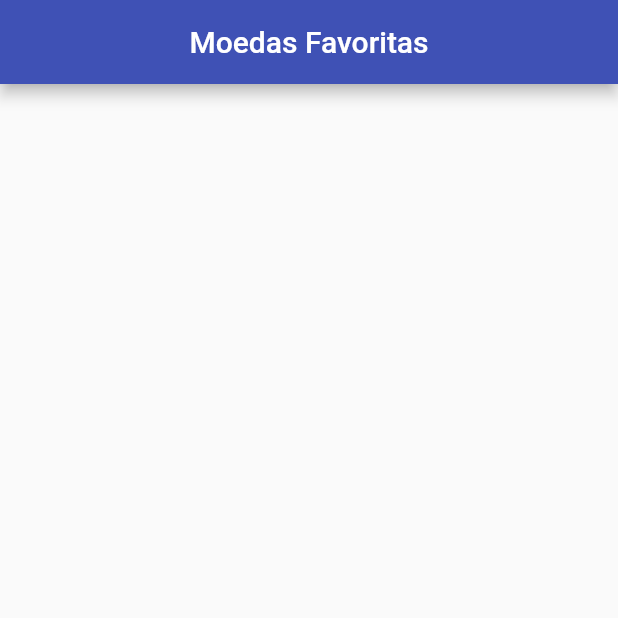
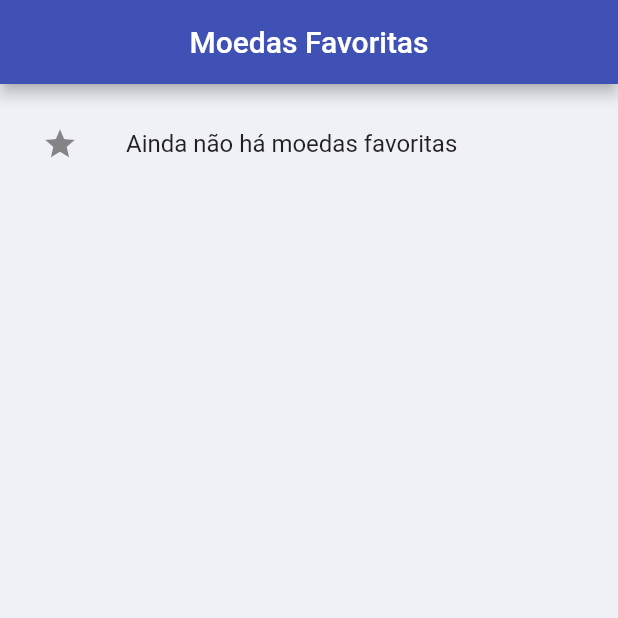
Before and after one commit to EduardoMoreira26/Flutter_Cripto-App, a Flutter app: the FavoritesPage screen opened directly, on a phone screen of 412 x 824 dp, the top half of it. Run offline on Flutter 3.47's test engine with Material 2 defaults, Android fonts, the phone set to English and light mode, and no system bars; missing offline and left inert: dart:js.

```diff
--- a/lib/pages/coins_page.dart
+++ b/lib/pages/coins_page.dart
@@ -96,7 +96,7 @@ class _MoedasPageState extends State<MoedasPage> {
                   ),
                 ),
                 if(favoritesRepository.list.contains(table[coin]))
-                  Icon(Icons.circle, color: Colors.amber, size: 8),
+                  Icon(Icons.star, color: Colors.amber, size: 12),
 
               ],
             ),
--- a/lib/pages/favorite_page.dart
+++ b/lib/pages/favorite_page.dart
@@ -1,4 +1,7 @@
+import 'package:cripto/components/coin_card.dart';
+import 'package:cripto/repositories/favorites_repository.dart';
 import 'package:flutter/material.dart';
+import 'package:provider/provider.dart';
 
 class FavoritesPage extends StatefulWidget {
   FavoritesPage({Key key}) : super(key: key);
@@ -14,6 +17,26 @@ class _FavoritesPageState extends State<FavoritesPage> {
       appBar: AppBar(
         title: Center(child: Text('Moedas Favoritas')),
       ),
+      body: Container(
+        color: Colors.indigo.withOpacity(0.05),
+        height: MediaQuery.of(context).size.height,
+        padding: EdgeInsets.all(12),
+        child: Consumer<FavoritesRepository>(
+          builder: (context, favorites, child) {
+            return favorites.list.isEmpty
+                ? ListTile(
+                    leading: Icon(Icons.star),
+                    title: Text('Ainda não há moedas favoritas'),
+                  )
+                : ListView.builder(
+                    itemCount: favorites.list.length,
+                    itemBuilder: (_, index) {
+                      return CoinCard(coin: favorites.list[index]);
+                    },
+                  );
+          },
+        ),
+      ),
     );
   }
 }
```
Also changed, not shown: lib/components/coin_card.dart (added, +112 -0 lines).
